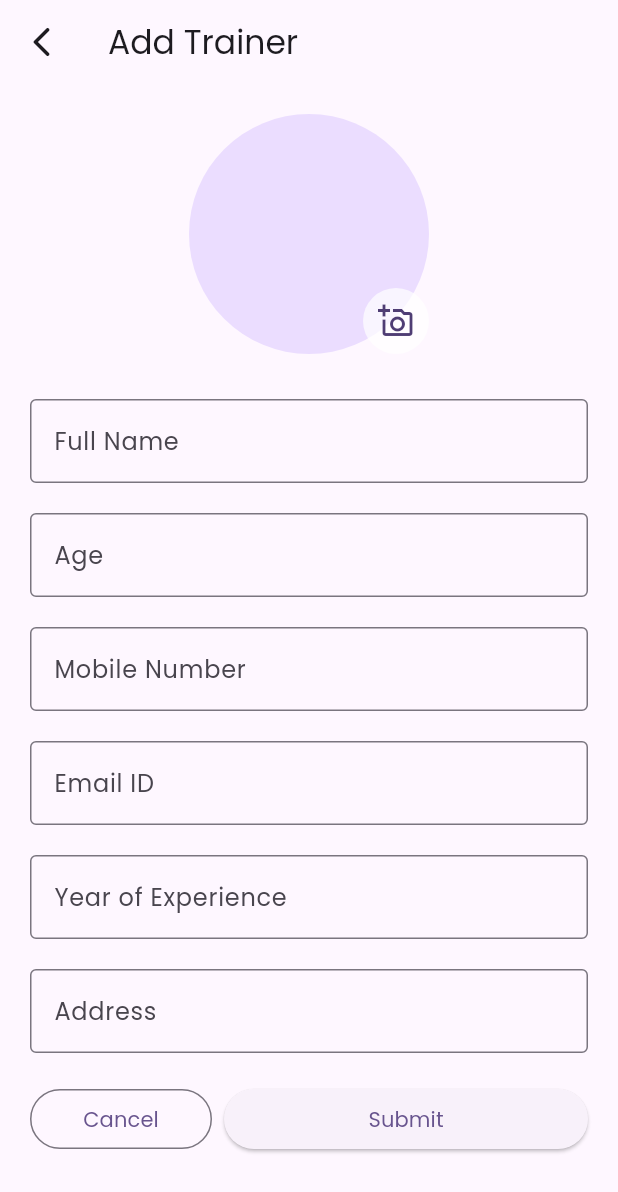
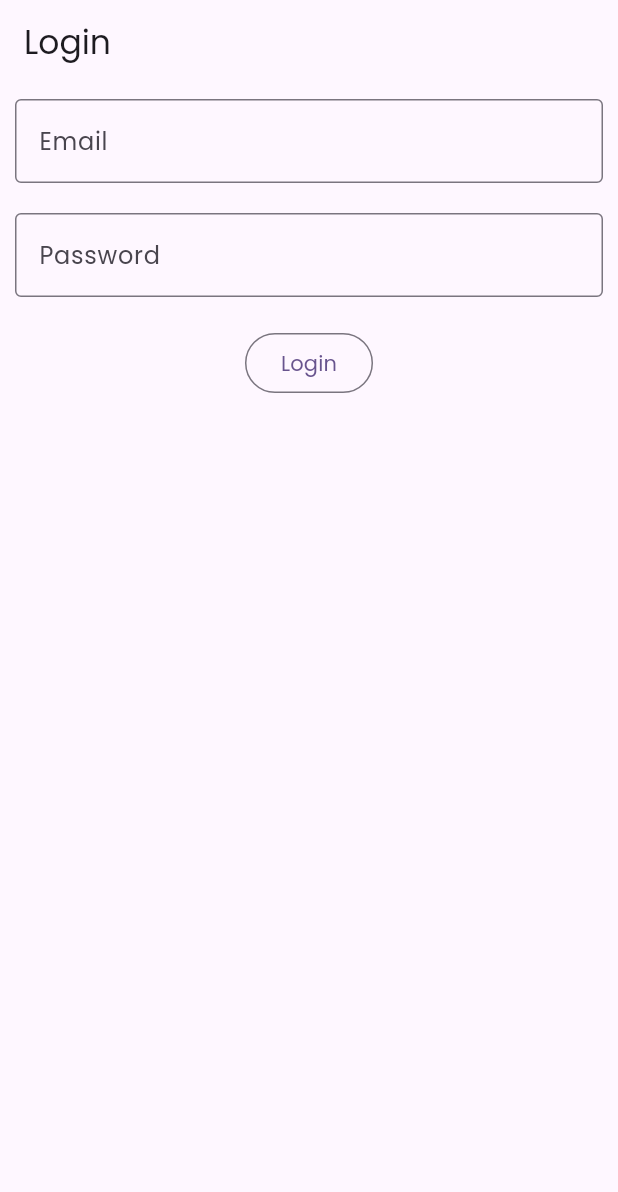
Before and after one commit to Surabhiprissoft/sahyog, a Flutter app: the screen it shows after launch, on a phone screen of 412 x 824 dp. Shown: the top 1192 px of the screen. Run offline on Flutter 3.47's test engine with Material 3 defaults, Android fonts, the phone set to English and light mode, and no system bars; our stand-ins replace flutter_svg, get, google_fonts, image_picker, responsive_sizer, shared_preferences; missing offline and left inert: fab_circular_menu_plus.

Commit message:
Added AdminDashboard.dart and Login Screen File

```diff
--- a/lib/Screens/AddTrainer.dart
+++ b/lib/Screens/AddTrainer.dart
@@ -5,7 +5,6 @@ import 'package:flutter/material.dart';
 import 'package:get/get.dart';
 import 'package:get/get_state_manager/get_state_manager.dart';
 import 'package:sahyog/controller/AddTrainerController.dart';
-
 
 class AddTrainer extends GetView<AddTrainerController> {
    AddTrainer({super.key});
@@ -16,7 +15,9 @@ class AddTrainer extends GetView<AddTrainerController> {
     return Scaffold(
       appBar: AppBar(
         title: const Text("Add Trainer"),
-        leading: const Icon(Icons.arrow_back_ios_rounded),
+        leading: IconButton(onPressed: (){
+          Get.back();
+        }, icon: const Icon(Icons.arrow_back_ios)),
       ),
       body: SingleChildScrollView(
         child: Builder(
@@ -100,6 +101,7 @@ class AddTrainer extends GetView<AddTrainerController> {
                           border: OutlineInputBorder()
                       ),
                     ),
+                  //  InputFormField(textcontroller:addTrainerController.e , lableText: 'Name', validator: (String ) {  }, keyboardType: TextInputType.text, obscureText: false, focusedBorderColor: null,),
                     const SizedBox(height: 20.0,),
                     TextFormField(
                       decoration: const InputDecoration(
--- /dev/null
+++ b/lib/Screens/LoginScreen.dart
@@ -0,0 +1,88 @@
+import 'package:flutter/material.dart';
+import 'package:get/get.dart';
+import 'package:http/http.dart';
+import 'package:sahyog/Screens/AdminDashboard.dart';
+import 'package:sahyog/controller/LoginController.dart';
+
+class LoginScreen extends GetView<LoginController> {
+   LoginScreen({super.key});
+
+  final LoginController loginController = Get.put(LoginController());
+  var date = DateTime.now();
+  var customeDate = DateTime.now().add(Duration(days: 7));
+
+  @override
+  Widget build(BuildContext context) {
+    return Scaffold(
+
+      appBar: AppBar(
+        title: Text("Login"),
+      ),
+
+      body: SingleChildScrollView(
+        child: Column(
+          children: [
+            Container(
+                height: Get.height*0.9,                          //With Getx
+                width: MediaQuery.of(context).size.width*1,      //Without GetX
+                margin: EdgeInsets.all(10.0),
+
+                child: Builder(
+                    builder: (context) {
+                      return Form(
+                        key: loginController.loginFormKey,
+                        //autovalidateMode: AutovalidateMode.onUserInteraction,
+                        autovalidateMode: loginController.shouldValidate ? AutovalidateMode.onUserInteraction : AutovalidateMode.disabled,
+                        child: Column(
+                          children: [
+                            TextFormField(
+                              decoration: const InputDecoration(
+                                  label: Text("Email"),
+                                  border: OutlineInputBorder()
+                              ),
+                              controller: loginController.emailController,
+                              onSaved: (value){
+                                loginController.email=value!;
+                              },
+                              validator: (value){
+                                return loginController.validateEmail(value!);
+                              },
+                            ),
+                            const SizedBox(height: 20.0),
+                            TextFormField(
+                              decoration: const InputDecoration(
+                                  label: Text("Password"),
+                                  border: OutlineInputBorder()
+                              ),
+                              controller: loginController.passController,
+                              onSaved: (value){
+                                loginController.password=value!;
+                              },
+                              validator: (value){
+                                return loginController.validatePass(value!);
+                              },
+                            ),
+                            const SizedBox(height: 20.0),
+                            OutlinedButton(
+                                onPressed: (){
+                                  loginController.checkLogin();
+                                },
+                                child: const Text("Login")
+                            ),
+
+
+
+
+
+                          ],
+                        ),
+                      );
+                    }
+                )
+            ),
+          ],
+        ),
+      ),
+    );
+  }
+}
--- a/lib/Screens/main.dart
+++ b/lib/Screens/main.dart
@@ -1,6 +1,10 @@
 import 'package:flutter/material.dart';
 import 'package:get/get.dart';
+import 'package:responsive_sizer/responsive_sizer.dart';
 import 'package:sahyog/Screens/AddTrainer.dart';
+import 'package:sahyog/Screens/AdminDashboard.dart';
+import 'package:sahyog/Screens/LoginScreen.dart';
+import 'package:sahyog/Screens/ManageTrainer.dart';
 import 'package:sahyog/bindings/ProjectBindings.dart';
 
 void main() {
@@ -13,6 +17,8 @@ class MyApp extends StatelessWidget {
   // This widget is the root of your application.
   @override
   Widget build(BuildContext context) {
+    return ResponsiveSizer(
+      builder: (context,orientation,screenType) {
         return GetMaterialApp(
           title: 'Flutter Demo',
           initialBinding: ProjectBindings(),
@@ -21,7 +27,10 @@ class MyApp extends StatelessWidget {
             fontFamily: "Poppins",
             useMaterial3: true,
           ),
-      home: AddTrainer(),
+          home: LoginScreen(),
+        );
+
+      }
     );
   }
 }
--- /dev/null
+++ b/lib/controller/LoginController.dart
@@ -0,0 +1,77 @@
+import 'package:flutter/material.dart';
+import 'package:get/get.dart';
+import 'package:sahyog/Screens/AdminDashboard.dart';
+
+class LoginController extends GetxController{
+  final GlobalKey<FormState> loginFormKey = GlobalKey<FormState>();
+  late TextEditingController emailController,passController;
+  var email='',password='';
+  bool shouldValidate = false;
+
+
+  @override
+  void onInit() {
+    // TODO: implement onInit
+    super.onInit();
+
+    emailController = TextEditingController();
+    passController = TextEditingController();
+  }
+
+  @override
+  void onClose() {
+    // TODO: implement onClose
+    super.onClose();
+
+    emailController.dispose();
+    passController.dispose();
+  }
+
+  String? validateEmail(String value)
+  {
+    if(!GetUtils.isEmail(value))
+    {
+      return "Enter valid email";
+    }
+    return null;
+  }
+
+  String? validatePass(String value)
+  {
+    if(!GetUtils.isGreaterThan(value.length, 6))
+    {
+      return "Password must be 7 character long";
+    }
+    return null;
+  }
+
+  checkLogin()
+  {
+    final isValid = loginFormKey.currentState!.validate();
+    if (!isValid) {
+      Get.snackbar("Login Failed", "Enter all field to login",snackPosition: SnackPosition.BOTTOM);
+      shouldValidate=true;
+      return false;
+    }
+    loginFormKey.currentState!.save();
+    Get.to(AdminDasboard());
+
+    //clearFieldsAndReset();
+
+    /*email="";
+    password="";
+
+    Future.delayed(const Duration(milliseconds: 100), () {
+
+      loginFormKey.currentState!.reset();
+    });*/
+
+  }
+
+  void clearFieldsAndReset() {
+    emailController.clear();
+    passController.clear();
+    loginFormKey.currentState!.reset();
+
+  }
+}
--- a/lib/utils/app_colors.dart
+++ b/lib/utils/app_colors.dart
@@ -18,6 +18,8 @@ class AppColors
   static const hintText=Color(0xff454650);
   static const hintText1=Color(0xffC5C5D1);
   static const checkBoxBackground=Color(0xffDCE1FF);
+  static const blueRacket=Color(0xff51CBF1);
+  static const redRacket=Color(0xffEB9492);
 
 
   ////
--- a/pubspec.yaml
+++ b/pubspec.yaml
@@ -42,6 +42,8 @@ dependencies:
   google_fonts: ^6.2.0
   flutter_svg: ^2.0.10+1
   image_picker: ^1.0.7
+  fab_circular_menu_plus: ^0.0.2
+
 
 
 dev_dependencies:
```
Also changed, not shown: lib/Screens/AdminDashboard.dart (added, +377 -0 lines), lib/Screens/ManageTrainer.dart (added, +46 -0 lines), lib/widgets/AnimatedCount.dart (added, +52 -0 lines), lib/widgets/other_common_widget.dart (+15 -1 lines), assets/images/Top _bg.png (added), assets/images/trainee.png (added), assets/images/trainer.png (added), assets/images/trainer.svg (added), assets/images/trainer_qa.svg (added), assets/images/user_img.png (added), pubspec.lock. Lines whose indentation alone changed are shown as unchanged.
